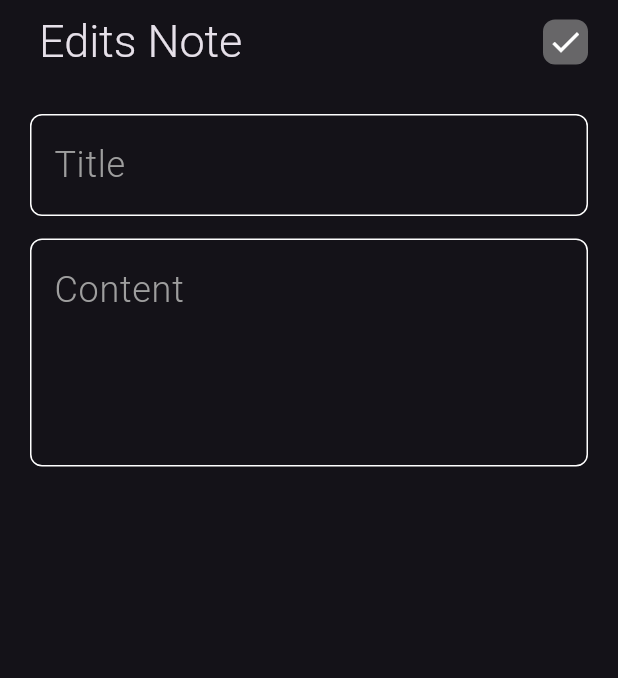
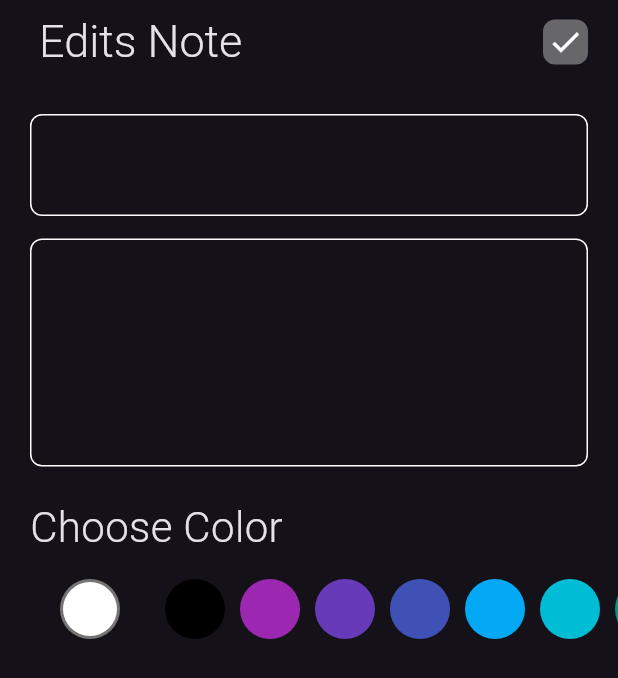
Before and after one commit to OmarAliSiad/NotesApp, a Flutter app: the EditNoteView screen opened directly with empty values, on a phone screen of 412 x 824 dp. Shown: the top 678 px of the screen. Run offline on Flutter 3.47's test engine with Material 3 defaults, Android fonts, the phone set to English and light mode, and no system bars; our stand-ins replace bloc, flutter_bloc, font_awesome_flutter, hive, hive_flutter; accounts and stored records are empty.

Commit message:
triger BlocProvider of type AddNote cubit to store model after check the user enter the title and content

```diff
--- a/lib/widgets/edit_note_view_body.dart
+++ b/lib/widgets/edit_note_view_body.dart
@@ -1,9 +1,15 @@
 import 'package:flutter/material.dart';
+import 'package:flutter_bloc/flutter_bloc.dart';
+import 'package:notesapp/cubits/add_note_cubit/add_note_cubit.dart';
+import 'package:notesapp/model/note_model.dart';
+import 'package:notesapp/theme/dark_theme.dart';
 import 'package:notesapp/widgets/custom_app_bar.dart';
 import 'package:notesapp/widgets/custom_text_field.dart';
+import 'package:notesapp/widgets/list_view_colors%20_item.dart';
 
 class EditNoteViewBody extends StatefulWidget {
-  const EditNoteViewBody({super.key});
+  const EditNoteViewBody({super.key, required this.noteModel});
+  final NoteModel noteModel;
 
   @override
   State<EditNoteViewBody> createState() => _EditNoteViewBodyState();
@@ -14,8 +20,20 @@ class _EditNoteViewBodyState extends State<EditNoteViewBody> {
   @override
   Widget build(BuildContext context) {
     return Column(
+      crossAxisAlignment: CrossAxisAlignment.start,
       children: [
-        CustomAppBar(title: 'Edits Note', icon: Icons.check),
+        CustomAppBar(
+            title: 'Edits Note',
+            icon: Icons.check,
+            ontap: () {
+              widget.noteModel.title = title ?? widget.noteModel.title;
+              widget.noteModel.description =
+                  subtitle ?? widget.noteModel.description;
+              widget.noteModel.color =
+                  BlocProvider.of<AddNoteCubit>(context).color.value;
+              widget.noteModel.save();
+              Navigator.of(context).pop();
+            }),
         const SizedBox(
           height: 20,
         ),
@@ -24,27 +42,42 @@ class _EditNoteViewBodyState extends State<EditNoteViewBody> {
           child: Column(
             children: [
               CustomTextField(
-                onSaved: (value) {
+                onChanged: (value) {
                   title = value;
                 },
                 hint_color: Colors.grey,
                 maxLines: 1,
-                hintText: 'Title',
+                hintText: widget.noteModel.title,
               ),
               const SizedBox(
                 height: 15,
               ),
               CustomTextField(
-                onSaved: (value) {
+                onChanged: (value) {
                   subtitle = value;
                 },
                 hint_color: Colors.grey,
                 maxLines: 5,
-                hintText: 'Content',
+                hintText: widget.noteModel.description,
               ),
             ],
           ),
-        )
+        ),
+        const SizedBox(
+          height: 20,
+        ),
+        Padding(
+          padding: const EdgeInsets.only(left: 20),
+          child: Text(
+            'Choose Color',
+            style:
+                TextStyle(fontSize: darkTheme().textTheme.bodyLarge!.fontSize),
+          ),
+        ),
+        const SizedBox(
+          height: 15,
+        ),
+        const ColorListView(),
       ],
     );
   }
```
